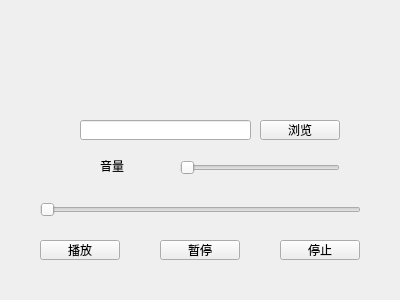
Above: widget.ui from SundaySSSSS/AudioPlayer before the change. Below: the same form after it.
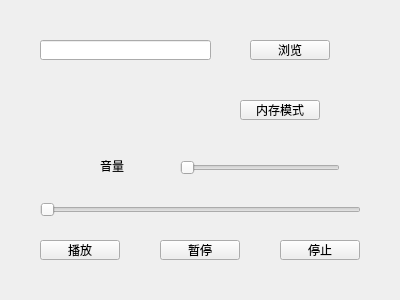
That is the form after the change.

Commit message: 追加内存模式的支持

Patch:
```diff
--- a/widget.ui
+++ b/widget.ui
@@ -55,8 +55,8 @@
   <widget class="QPushButton" name="pushButton_Browser">
    <property name="geometry">
     <rect>
-     <x>260</x>
-     <y>120</y>
+     <x>250</x>
+     <y>40</y>
      <width>80</width>
      <height>20</height>
     </rect>
@@ -68,8 +68,8 @@
   <widget class="QLineEdit" name="lineEdit_Path">
    <property name="geometry">
     <rect>
-     <x>80</x>
-     <y>120</y>
+     <x>40</x>
+     <y>40</y>
      <width>171</width>
      <height>20</height>
     </rect>
@@ -114,6 +114,19 @@
     <enum>Qt::Horizontal</enum>
    </property>
   </widget>
+  <widget class="QPushButton" name="pushButton_MemPlay">
+   <property name="geometry">
+    <rect>
+     <x>240</x>
+     <y>100</y>
+     <width>80</width>
+     <height>20</height>
+    </rect>
+   </property>
+   <property name="text">
+    <string>内存模式</string>
+   </property>
+  </widget>
  </widget>
  <layoutdefault spacing="6" margin="11"/>
  <resources/>
```
The commit also changes 6 other files.
